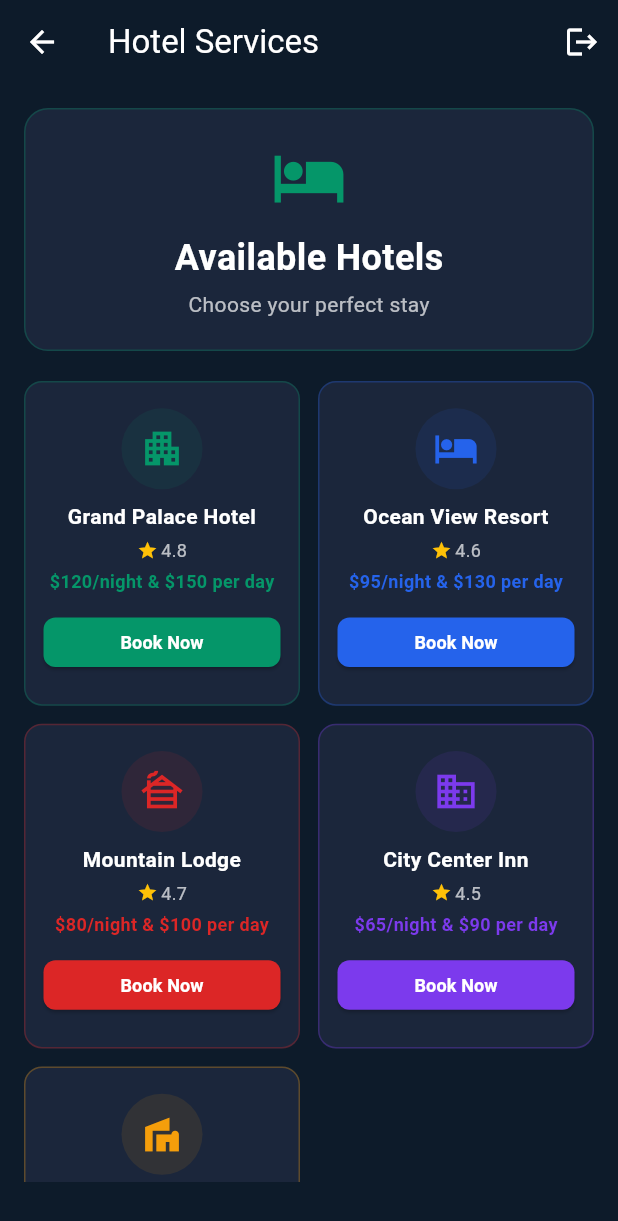
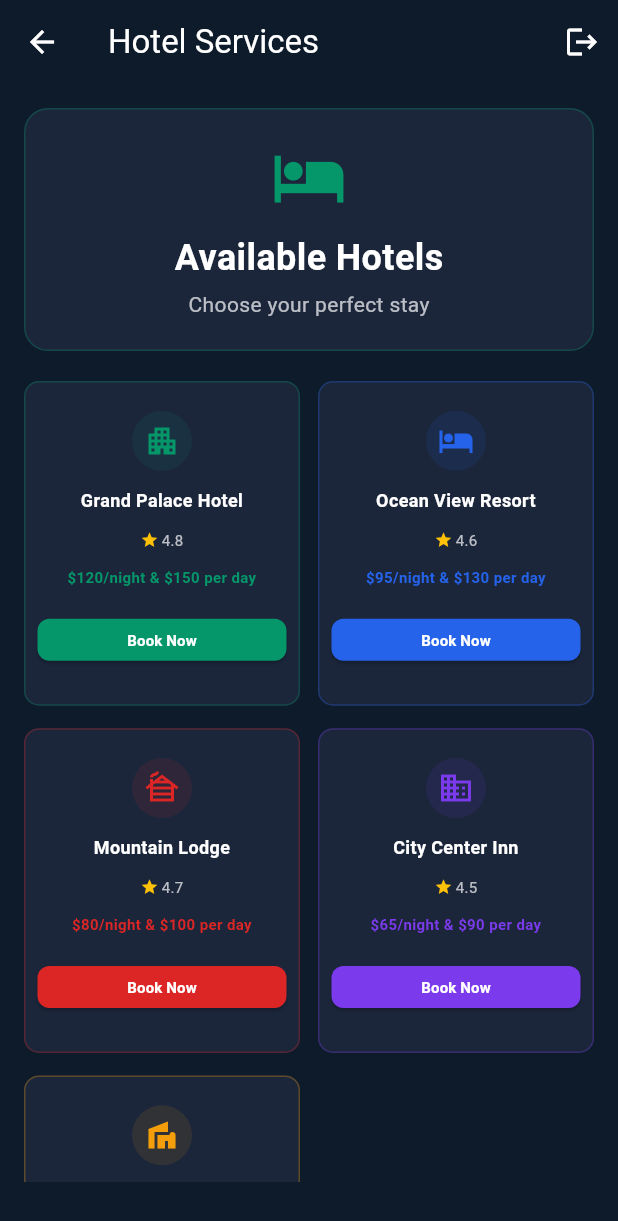
Before and after one commit to MihiranWijesekara/AR-Navigation-Mobile-App, a Flutter app: the HotelScreen screen opened directly, on a phone screen of 412 x 824 dp. Shown: the top 1221 px of the screen. Run offline on Flutter 3.47's test engine with Material 3 defaults, Android fonts, the phone set to English and light mode, and no system bars; our stand-ins replace camera, flutter_blue_plus, flutter_compass, permission_handler, shared_preferences; accounts and stored records are empty.

Commit message:
impore ui in hotel screen

```diff
--- a/lib/pages/Home_pages/Hotel_secreen.dart
+++ b/lib/pages/Home_pages/Hotel_secreen.dart
@@ -188,7 +188,7 @@ class HotelScreen extends StatelessWidget {
                 gridDelegate: const SliverGridDelegateWithFixedCrossAxisCount(
                   crossAxisCount: 2,
                   crossAxisSpacing: 12,
-                  mainAxisSpacing: 12,
+                  mainAxisSpacing: 15,
                   childAspectRatio: 0.85,
                 ),
                 itemCount: _hotelList.length,
@@ -224,7 +224,7 @@ class HotelScreen extends StatelessWidget {
     return Container(
       decoration: BoxDecoration(
         color: const Color(0xff1b263b),
-        borderRadius: BorderRadius.circular(12),
+        borderRadius: BorderRadius.circular(10),
         border: Border.all(color: color.withOpacity(0.3), width: 1),
       ),
       child: InkWell(
@@ -239,21 +239,20 @@ class HotelScreen extends StatelessWidget {
         },
         borderRadius: BorderRadius.circular(12),
         child: Padding(
-          padding: const EdgeInsets.all(12.0),
+          padding: const EdgeInsets.all(8.0),
           child: Column(
-            mainAxisAlignment: MainAxisAlignment.center,
+            mainAxisAlignment: MainAxisAlignment.spaceEvenly,
+            mainAxisSize: MainAxisSize.min,
             children: [
               // Hotel Icon
               Container(
-                padding: const EdgeInsets.all(12),
+                padding: const EdgeInsets.all(8),
                 decoration: BoxDecoration(
                   color: color.withOpacity(0.1),
                   shape: BoxShape.circle,
                 ),
-                child: Icon(icon, size: 30, color: color),
+                child: Icon(icon, size: 24, color: color),
               ),
-
-              const SizedBox(height: 8),
 
               // Hotel Name
               Text(
@@ -261,41 +260,39 @@ class HotelScreen extends StatelessWidget {
                 textAlign: TextAlign.center,
                 style: const TextStyle(
                   color: Colors.white,
-                  fontSize: 14,
+                  fontSize: 12,
                   fontWeight: FontWeight.bold,
                 ),
                 maxLines: 2,
                 overflow: TextOverflow.ellipsis,
               ),
 
-              const SizedBox(height: 4),
-
               // Rating
               Row(
                 mainAxisAlignment: MainAxisAlignment.center,
+                mainAxisSize: MainAxisSize.min,
                 children: [
-                  Icon(Icons.star, size: 14, color: Colors.amber),
+                  Icon(Icons.star, size: 12, color: Colors.amber),
                   const SizedBox(width: 2),
                   Text(
                     rating.toString(),
-                    style: const TextStyle(color: Colors.white70, fontSize: 12),
+                    style: const TextStyle(color: Colors.white70, fontSize: 10),
                   ),
                 ],
               ),
-
-              const SizedBox(height: 4),
 
               // Price
               Text(
                 price,
                 style: TextStyle(
                   color: color,
-                  fontSize: 12,
+                  fontSize: 10,
                   fontWeight: FontWeight.w600,
                 ),
+                textAlign: TextAlign.center,
+                maxLines: 2,
+                overflow: TextOverflow.ellipsis,
               ),
-
-              const SizedBox(height: 8),
 
               // Book Button
               SizedBox(
@@ -308,15 +305,15 @@ class HotelScreen extends StatelessWidget {
                   style: ElevatedButton.styleFrom(
                     backgroundColor: color,
                     foregroundColor: Colors.white,
-                    padding: const EdgeInsets.symmetric(vertical: 8),
+                    padding: const EdgeInsets.symmetric(vertical: 6),
                     shape: RoundedRectangleBorder(
                       borderRadius: BorderRadius.circular(8),
                     ),
-                    minimumSize: const Size(0, 32),
+                    minimumSize: const Size(0, 28),
                   ),
                   child: const Text(
                     'Book Now',
-                    style: TextStyle(fontSize: 12, fontWeight: FontWeight.bold),
+                    style: TextStyle(fontSize: 10, fontWeight: FontWeight.bold),
                   ),
                 ),
               ),
```
